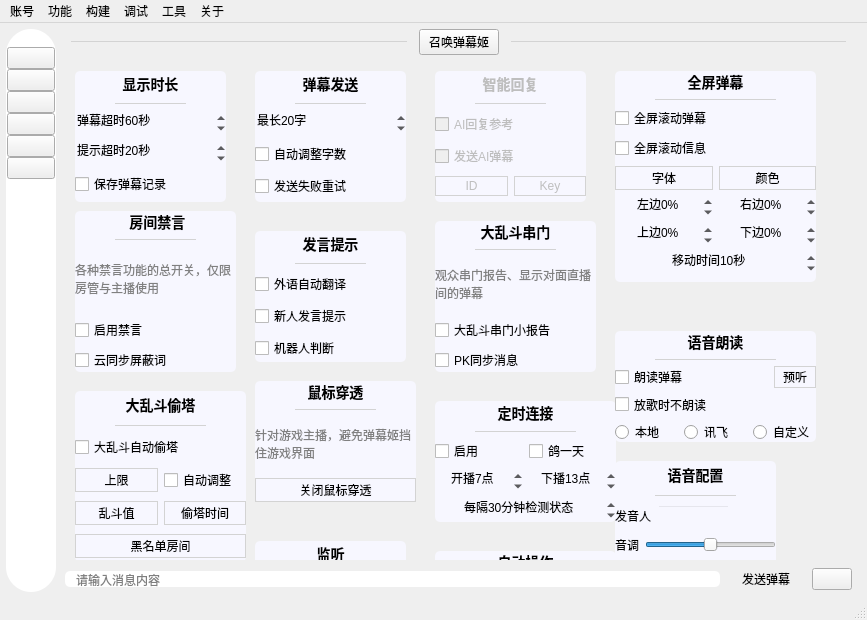
Before: the Qt Designer form mainwindow/mainwindow.ui in iwxyi/Bilibili-MagicalDanmaku, drawn with Qt 5.
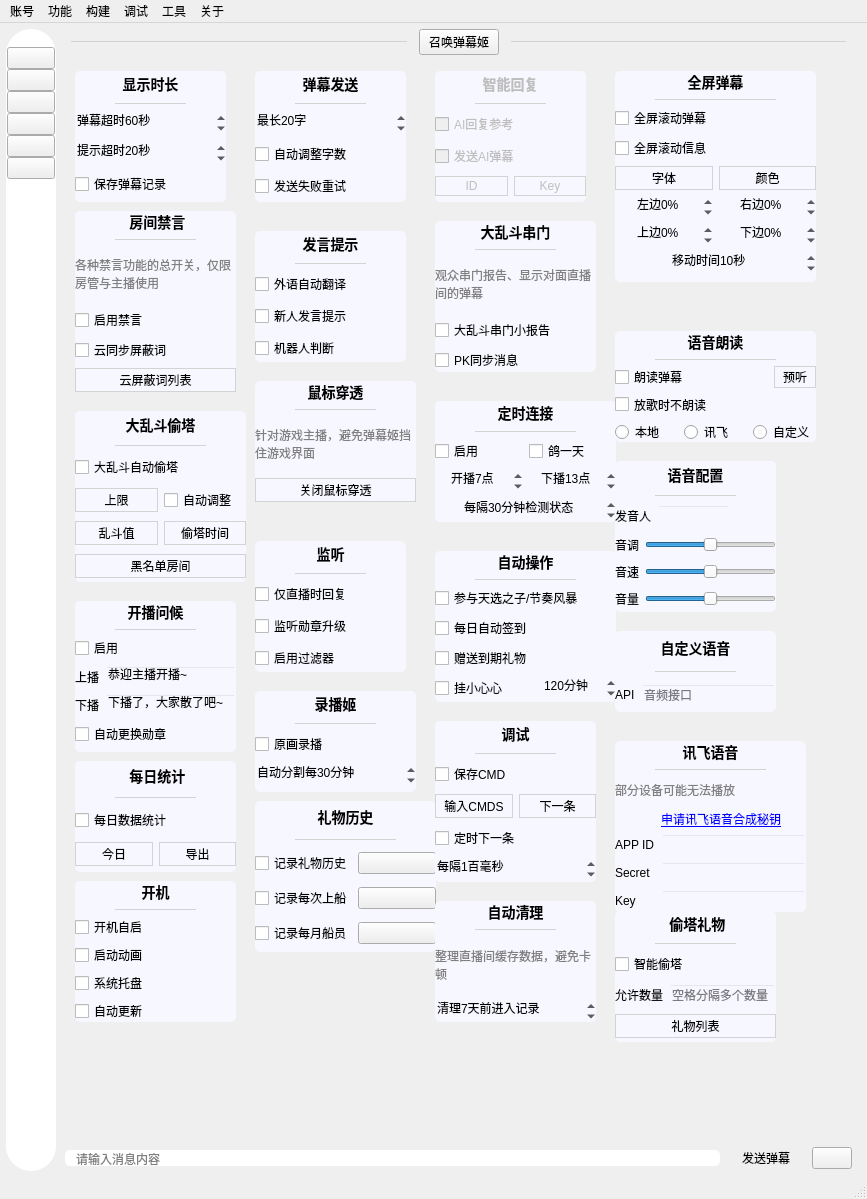
After: the same form once the commit is applied. The open tabs and pages were chosen to show the change. Icons and pictures are not drawn. Custom widgets are drawn as their Qt base class.

Commit message: 添加云端屏蔽词查看

Patch:
```diff
--- a/mainwindow/mainwindow.ui
+++ b/mainwindow/mainwindow.ui
@@ -7,7 +7,7 @@
     <x>0</x>
     <y>0</y>
     <width>867</width>
-    <height>620</height>
+    <height>1199</height>
    </rect>
   </property>
   <property name="windowTitle">
@@ -1544,8 +1544,8 @@
             <rect>
              <x>0</x>
              <y>0</y>
-             <width>65</width>
-             <height>16</height>
+             <width>787</width>
+             <height>1083</height>
             </rect>
            </property>
            <property name="styleSheet">
@@ -2098,7 +2098,7 @@
               <x>10</x>
               <y>150</y>
               <width>161</width>
-              <height>161</height>
+              <height>181</height>
              </rect>
             </property>
             <property name="styleSheet">
@@ -2189,6 +2189,45 @@
                </property>
               </widget>
              </item>
+             <item>
+              <widget class="QPushButton" name="shieldKeywordListButton">
+               <property name="enabled">
+                <bool>true</bool>
+               </property>
+               <property name="cursor">
+                <cursorShape>PointingHandCursor</cursorShape>
+               </property>
+               <property name="toolTip">
+                <string>查看目前云端的屏蔽词</string>
+               </property>
+               <property name="styleSheet">
+                <string notr="true">QPushButton
+{
+	background: transparent;
+	border: 1px solid lightgray;
+	padding: 2px 8px 2px 8px;
+}
+
+QPushButton:hover
+{
+	background: #eeeeee;
+}
+
+QPushButton:pressed
+{
+	background: #cccccc;
+}
+
+</string>
+               </property>
+               <property name="text">
+                <string>云屏蔽词列表</string>
+               </property>
+               <property name="flat">
+                <bool>false</bool>
+               </property>
+              </widget>
+             </item>
             </layout>
            </widget>
            <widget class="QWidget" name="danmakuCuanmenSettingsCard" native="true">
@@ -2305,7 +2344,7 @@
             <property name="geometry">
              <rect>
               <x>10</x>
-              <y>330</y>
+              <y>350</y>
               <width>171</width>
               <height>171</height>
              </rect>
@@ -2629,7 +2668,7 @@
             <property name="geometry">
              <rect>
               <x>10</x>
-              <y>520</y>
+              <y>540</y>
               <width>161</width>
               <height>151</height>
              </rect>
@@ -3352,7 +3391,7 @@
             <property name="geometry">
              <rect>
               <x>10</x>
-              <y>680</y>
+              <y>700</y>
               <width>161</width>
               <height>111</height>
              </rect>
@@ -3844,7 +3883,7 @@
             <property name="geometry">
              <rect>
               <x>10</x>
-              <y>800</y>
+              <y>820</y>
               <width>161</width>
               <height>141</height>
              </rect>
```
Left out of the diff: 2 changed lines with no effect on the pictures. The commit also changes 2 other files.
